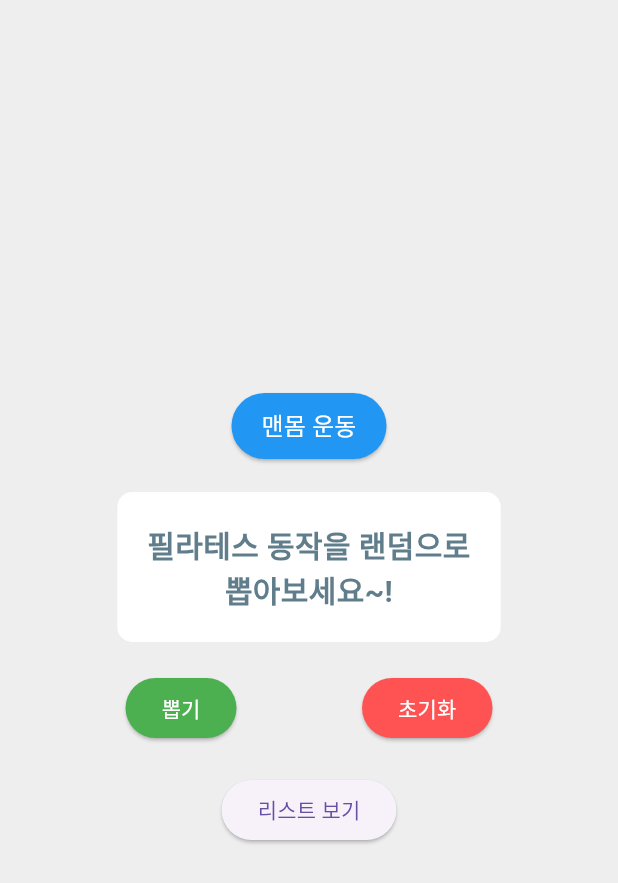
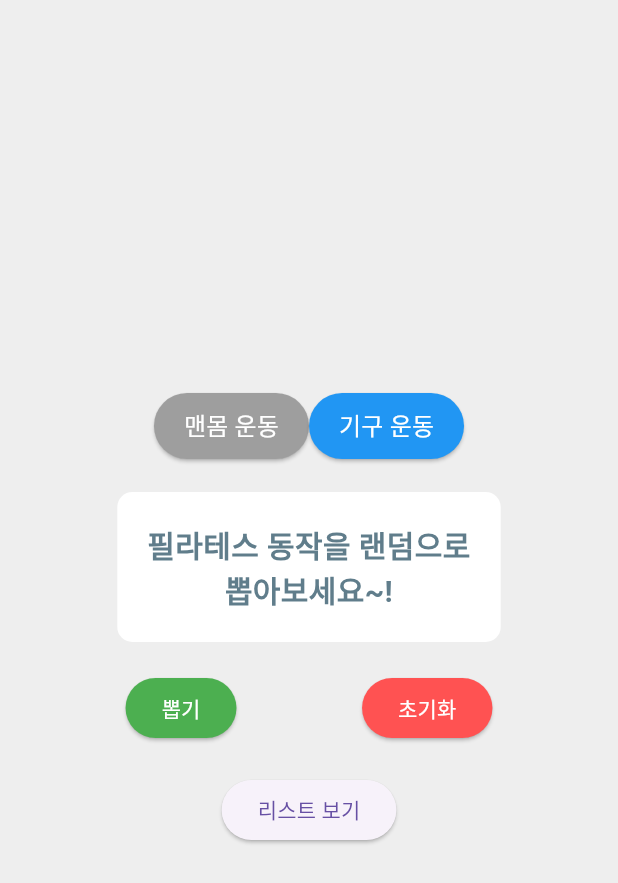
Before and after one commit to 4keool/pilates-yoobin, a Flutter app: the screen it shows after launch, after a tap on "기구 운동", on a phone screen of 412 x 824 dp. Shown: the top 883 px of the screen. Run offline on Flutter 3.47's test engine with Material 3 defaults, Android fonts, the phone set to English and light mode, and no system bars; our stand-ins replace firebase_core; accounts and stored records are empty.

Commit message:
로터리 화면의 운동 목록 구조 변경 및 버튼 상태 개선
- 맨몸 운동과 기구 운동을 하나의 맵으로 통합하여 관리
- 운동 타입 변경 시 버튼 상태를 동적으로 업데이트하도록 개선
- 초기화 로직에서 운동 목록 설정 방식을 간소화하여 코드 가독성 향상

```diff
--- a/lib/main.dart
+++ b/lib/main.dart
@@ -25,11 +25,11 @@ class LotteryScreen extends StatefulWidget {
 }
 
 class _LotteryScreenState extends State<LotteryScreen> {
-  // 상수 정의
   static const String DEFAULT_MESSAGE = "필라테스 동작을 랜덤으로\n뽑아보세요~!";
   static const String ALL_SELECTED_MESSAGE = "모든 항목이 선택되었습니다!";
 
-  final List<Map<String, String>> bodyweightExercises = [
+  final Map<String, List<Map<String, String>>> exercises = {
+    "맨몸 운동": [
       {"name": "PELVIC MOVEMENT", "page": "12"},
       {"name": "BRIDGE", "page": "14"},
       {"name": "SHOULDER BRIDGE", "page": "16"},
@@ -66,9 +66,8 @@ class _LotteryScreenState extends State<LotteryScreen> {
       {"name": "SIDE LEG FRONT&BACK", "page": "79"},
       {"name": "SIDE LEG UP&DOWN", "page": "81"},
       {"name": "SIDE LEG-CLAM", "page": "83"}
-  ];
-
-  final List<Map<String, String>> equipmentExercises = [
+    ],
+    "기구 운동": [
       {"name": "REFORMER EXERCISE 1", "page": "80"},
       {"name": "CADILLAC EXERCISE 1", "page": "90"},
       {"name": "예제1", "page": "1"},
@@ -81,19 +80,20 @@ class _LotteryScreenState extends State<LotteryScreen> {
       {"name": "예제8", "page": "8"},
       {"name": "예제9", "page": "9"},
       {"name": "예제10", "page": "10"}
-  ];
+    ],
+  };
 
   late List<Map<String, String>> allRewards;
   late List<Map<String, String>> availableRewards;
   final List<Map<String, String>> selectedRewards = [];
   String result = DEFAULT_MESSAGE;
   bool showList = false;
-  bool isBodyweight = false; // 초기값을 기구 운동으로 설정
+  String currentExerciseType = "기구 운동"; // 초기값을 기구 운동으로 설정
 
   @override
   void initState() {
     super.initState();
-    allRewards = List.from(equipmentExercises); // 초기값은 기구 운동
+    allRewards = List.from(exercises[currentExerciseType]!);
     availableRewards = List.from(allRewards);
   }
 
@@ -118,21 +118,19 @@ class _LotteryScreenState extends State<LotteryScreen> {
 
   void resetLottery() {
     setState(() {
-      allRewards =
-          List.from(isBodyweight ? bodyweightExercises : equipmentExercises);
+      allRewards = List.from(exercises[currentExerciseType]!);
       availableRewards = List.from(allRewards);
       selectedRewards.clear();
       result = DEFAULT_MESSAGE;
     });
   }
 
-  void toggleExerciseType() {
+  void changeExerciseType(String type) {
     setState(() {
-      isBodyweight = !isBodyweight;
-      allRewards =
-          List.from(isBodyweight ? bodyweightExercises : equipmentExercises);
+      currentExerciseType = type;
+      allRewards = List.from(exercises[currentExerciseType]!);
       resetLottery();
-      showList = false;
+      showList = false; // 운동 타입 변경 시 리스트 닫기
     });
   }
 
@@ -143,16 +141,23 @@ class _LotteryScreenState extends State<LotteryScreen> {
       body: Column(
         mainAxisAlignment: MainAxisAlignment.center,
         children: [
-          ElevatedButton(
-            onPressed: toggleExerciseType,
+          Row(
+            mainAxisAlignment: MainAxisAlignment.center,
+            children: exercises.keys.map((type) {
+              return ElevatedButton(
+                onPressed: () => changeExerciseType(type),
                 style: ElevatedButton.styleFrom(
-              backgroundColor: isBodyweight ? Colors.blue : Colors.purple,
-              padding: const EdgeInsets.symmetric(horizontal: 20, vertical: 10),
+                  backgroundColor:
+                      currentExerciseType == type ? Colors.blue : Colors.grey,
+                  padding:
+                      const EdgeInsets.symmetric(horizontal: 20, vertical: 10),
                 ),
                 child: Text(
-              isBodyweight ? "맨몸 운동" : "기구 운동",
+                  type,
                   style: const TextStyle(color: Colors.white, fontSize: 16),
                 ),
+              );
+            }).toList(),
           ),
           const SizedBox(height: 20),
           Container(
```
Lines whose indentation alone changed are shown as unchanged.
